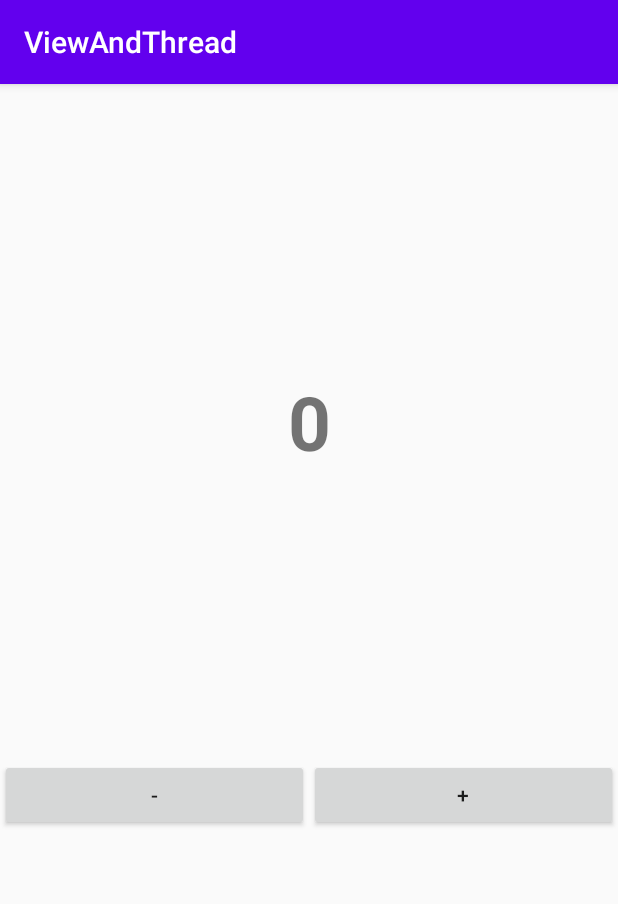
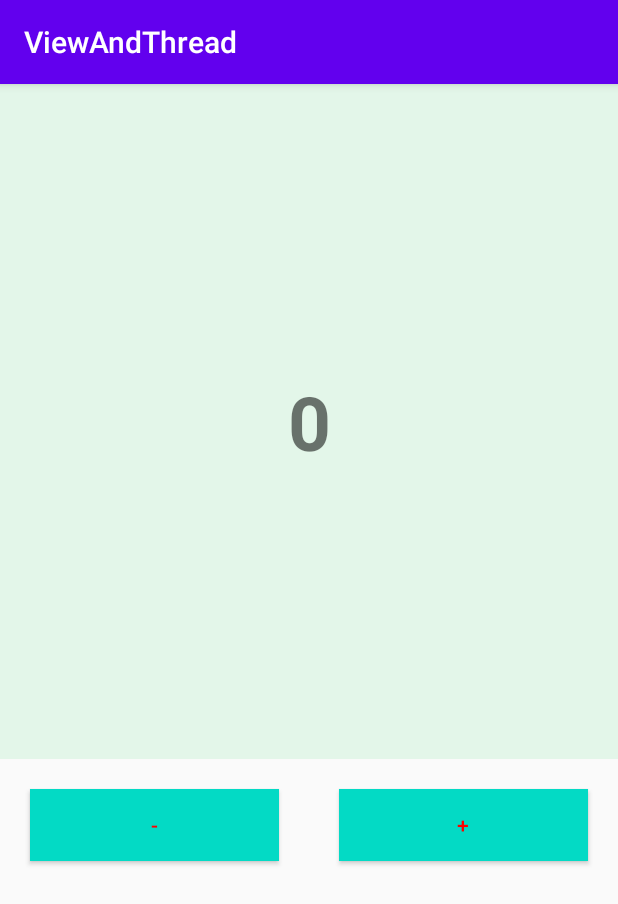
Before and after one commit to hahoang10011999/ViewAndThread, an Android app: the screen it shows after launch (MainActivity), on a phone screen of 412 x 824 dp. Shown: the top 904 px of the screen. Run offline under Robolectric (Android 15) with nearby library versions, the phone set to English and light mode, and no system bars.

Commit message:
random color
random color

```diff
--- /dev/null
+++ b/app/src/main/res/drawable/my_button.xml
@@ -0,0 +1,7 @@
+<?xml version="1.0" encoding="utf-8"?>
+<selector xmlns:android="http://schemas.android.com/apk/res/android">
+    <item android:drawable="@color/click"
+        android:state_pressed="true"/>
+    <item android:drawable="@color/noClick"
+        android:state_pressed="false"/>
+</selector>
--- a/app/src/main/res/layout/activity_main.xml
+++ b/app/src/main/res/layout/activity_main.xml
@@ -15,7 +15,8 @@
         android:gravity="center"
         android:textSize="50dp"
         android:textStyle="bold"
-        tools:ignore="MissingConstraints" />
+        tools:ignore="MissingConstraints"
+        android:background="#e3f6e9"/>
     <LinearLayout
         android:layout_width="match_parent"
         android:layout_height="wrap_content"
@@ -28,6 +29,9 @@
             android:layout_weight="1"
             app:layout_constraintTop_toBottomOf="@+id/tvNumber"
             app:layout_constraintRight_toLeftOf="@+id/tvNumber"
+            android:background="@drawable/my_button"
+            android:textColor="#ff0000"
+            android:layout_margin="20dp"
             android:text="-"/>
         <Button
             android:id="@+id/btnPlus"
@@ -36,6 +40,9 @@
             android:layout_weight="1"
             app:layout_constraintTop_toBottomOf="@+id/tvNumber"
             app:layout_constraintLeft_toRightOf="@+id/tvNumber"
+            android:background="@drawable/my_button"
+            android:layout_margin="20dp"
+            android:textColor="#ff0000"
             android:text="+"/>
     </LinearLayout>
 
--- a/app/src/main/res/values/colors.xml
+++ b/app/src/main/res/values/colors.xml
@@ -3,4 +3,6 @@
     <color name="colorPrimary">#6200EE</color>
     <color name="colorPrimaryDark">#3700B3</color>
     <color name="colorAccent">#03DAC5</color>
+    <color name="noClick">#03dac5</color>     <!-- Màu đỏ -->
+    <color name="click">#22a540</color>
 </resources>
```
Also changed, not shown: app/src/main/java/com/example/viewandthread/MainActivity.kt (+14 -15 lines).
